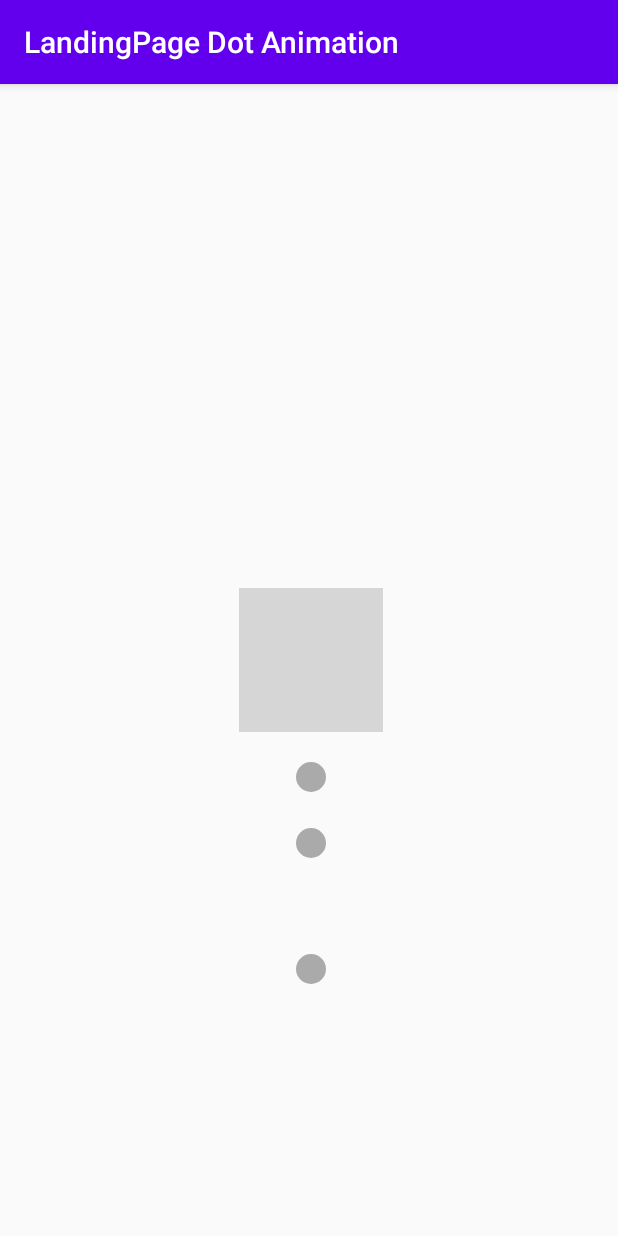
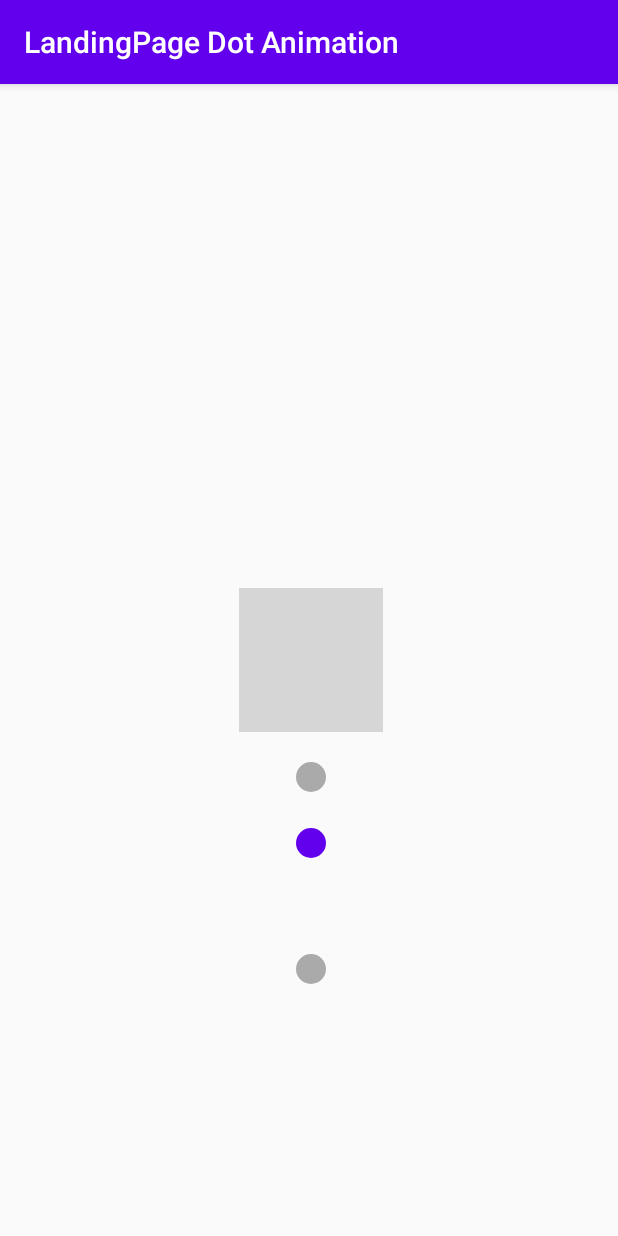
Before and after one commit to W0lFi3-IND/LandingPageDotAnimation, an Android app: the screen it shows after launch (MainActivity), on a phone screen of 412 x 824 dp. Run offline under Robolectric (Android 15) with nearby library versions, the phone set to English and light mode, and no system bars; grey boxes are pictures that could not be loaded.

Commit message:
50 percent done

```diff
--- a/app/src/main/res/xml/activity_main_scene.xml
+++ b/app/src/main/res/xml/activity_main_scene.xml
@@ -3,22 +3,94 @@
     xmlns:android="http://schemas.android.com/apk/res/android"
     xmlns:motion="http://schemas.android.com/apk/res-auto">
 
-    <Transition
-        motion:constraintSetEnd="@+id/end"
-        motion:constraintSetStart="@id/start"
-        motion:duration="1000">
-       <KeyFrameSet>
-       </KeyFrameSet>
-    </Transition>
 
     <ConstraintSet android:id="@+id/start">
+
     </ConstraintSet>
 
     <ConstraintSet android:id="@+id/end">
+        <Constraint
+            android:id="@+id/imageView2"
+            motion:layout_constraintEnd_toEndOf="@+id/imageView"
+            android:layout_width="wrap_content"
+            android:layout_height="wrap_content"
+            motion:layout_constraintStart_toStartOf="@+id/imageView"
+            motion:layout_constraintTop_toBottomOf="@+id/imageView5"
+            android:layout_marginTop="64dp" />
+        <Constraint
+            android:id="@+id/imageView5"
+            motion:layout_constraintEnd_toEndOf="@+id/imageView"
+            android:layout_width="wrap_content"
+            android:layout_height="wrap_content"
+            motion:layout_constraintTop_toTopOf="@+id/imageView"
+            android:layout_marginTop="32dp"
+            motion:layout_constraintStart_toStartOf="@+id/imageView"
+            />
+        <Constraint
+            android:id="@+id/imageView4"
+            motion:layout_constraintEnd_toEndOf="@+id/imageView"
+            android:layout_width="wrap_content"
+            android:layout_height="wrap_content"
+            motion:layout_constraintTop_toBottomOf="@+id/imageView2"
+            motion:layout_constraintStart_toStartOf="@+id/imageView"
+            android:layout_marginTop="24dp" />
+    </ConstraintSet>
+    <ConstraintSet
+        android:id="@+id/end1"
+        motion:deriveConstraintsFrom="@+id/end" >
+
+
+
+        <Constraint
+            android:id="@+id/imageView2"
+            motion:layout_constraintEnd_toEndOf="@+id/imageView"
+            android:layout_width="wrap_content"
+            android:layout_height="wrap_content"
+            motion:layout_constraintTop_toBottomOf="@+id/imageView4"
+            motion:layout_constraintStart_toStartOf="@+id/imageView"
+            android:layout_marginTop="24dp" />
+        <Constraint
+            android:id="@+id/imageView5"
+            motion:layout_constraintEnd_toEndOf="@+id/imageView"
+            android:layout_width="wrap_content"
+            android:layout_height="wrap_content"
+            motion:layout_constraintTop_toTopOf="@+id/imageView"
+            motion:layout_constraintStart_toStartOf="@+id/imageView"
+            android:layout_marginTop="32dp" />
+        <Constraint
+            android:id="@+id/imageView4"
+            motion:layout_constraintEnd_toEndOf="@+id/imageView"
+            android:layout_width="wrap_content"
+            android:layout_height="wrap_content"
+            motion:layout_constraintTop_toBottomOf="@+id/imageView5"
+
+            motion:layout_constraintStart_toStartOf="@+id/imageView"
+            android:layout_marginTop="64dp" />
+        <Constraint
+            android:id="@+id/imageView3"
+            motion:layout_constraintEnd_toEndOf="@+id/imageView"
+            android:layout_width="wrap_content"
+            android:layout_height="wrap_content"
+            motion:layout_constraintTop_toBottomOf="@+id/imageView2"
+            motion:layout_constraintStart_toStartOf="@+id/imageView"
+            android:layout_marginTop="64dp" />
     </ConstraintSet>
     <Transition
-        android:id="@+id/sec"
+        android:id="@+id/e"
         motion:constraintSetStart="@+id/start"
-        motion:constraintSetEnd="@+id/end"
-        motion:autoTransition="animateToEnd" />
+        motion:constraintSetEnd="@+id/end1"
+        motion:autoTransition="animateToEnd">
+        <OnSwipe />
+        <KeyFrameSet >
+            <KeyTimeCycle
+                motion:motionTarget="@+id/imageView"
+                motion:framePosition="0"
+                motion:wavePeriod="1"
+                motion:waveShape="square"
+                android:alpha="0.5"
+                motion:waveOffset="0.5" />
+        </KeyFrameSet>
+    </Transition>
+
+
 </MotionScene>
```
